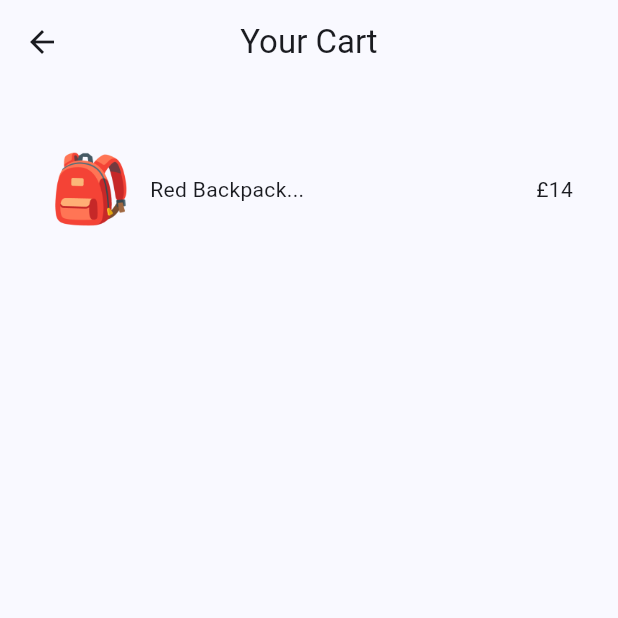
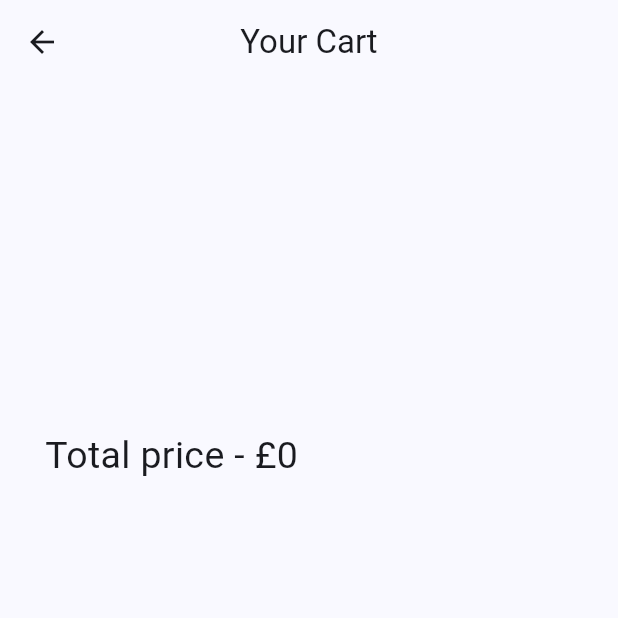
Before and after one commit to chima6985/Riverpod, a Flutter app: the screen it shows after launch, scrolled down 114 dp, after a tap on the "shopping bag" icon, on a phone screen of 412 x 824 dp, the top half of it. Run offline on Flutter 3.47's test engine with Material 3 defaults, Android fonts, the phone set to English and light mode, and no system bars; our stand-ins replace flutter_riverpod, riverpod_annotation; generated files the repository leaves out were written again.

```diff
--- a/lib/providers/cart_provider.dart
+++ b/lib/providers/cart_provider.dart
@@ -7,13 +7,7 @@ part 'cart_provider.g.dart';
 class CartNotifier extends _$CartNotifier {
   @override
   Set<Product> build() {
-    return const {
-      Product(
-          id: '4',
-          title: 'Red Backpack',
-          price: 14,
-          image: 'assets/products/backpack.png'),
-    };
+    return const {};
   }
 
   void addProduct(Product cartProduct) {
@@ -28,3 +22,16 @@ class CartNotifier extends _$CartNotifier {
     }
   }
 }
+
+@riverpod
+int cartTotal(ref) {
+  final cartProducts = ref.watch(cartNotifierProvider);
+
+  int total = 0;
+
+  for (Product product in cartProducts) {
+    total += product.price;
+  }
+
+  return total;
+}
--- a/lib/screens/cart/cart_screen.dart
+++ b/lib/screens/cart/cart_screen.dart
@@ -1,7 +1,6 @@
 import 'package:flutter/material.dart';
 import 'package:flutter_riverpod/flutter_riverpod.dart';
 import 'package:riverpod_files/providers/cart_provider.dart';
-import 'package:riverpod_files/providers/products_provider.dart';
 
 class CartScreen extends ConsumerStatefulWidget {
   const CartScreen({super.key});
@@ -16,6 +15,7 @@ class _CartScreenState extends ConsumerState<CartScreen> {
   @override
   Widget build(BuildContext context) {
     final cartProduct = ref.watch(cartNotifierProvider);
+    final total = ref.watch(cartTotalProvider);
     return Scaffold(
       appBar: AppBar(
         title: const Text('Your Cart'),
@@ -51,6 +51,14 @@ class _CartScreenState extends ConsumerState<CartScreen> {
               }).toList(),
               // output cart products here
             ),
+            const SizedBox(
+              height: 200,
+            ),
+
+            Text(
+              'Total price - £$total',
+              style: const TextStyle(fontSize: 25, fontWeight: FontWeight.w400),
+            ),
 
             // output totals here
           ],
--- a/lib/shared/cart_icon.dart
+++ b/lib/shared/cart_icon.dart
@@ -1,11 +1,14 @@
 import 'package:flutter/material.dart';
+import 'package:flutter_riverpod/flutter_riverpod.dart';
+import 'package:riverpod_files/providers/cart_provider.dart';
 import 'package:riverpod_files/screens/cart/cart_screen.dart';
 
-class CartIcon extends StatelessWidget {
+class CartIcon extends ConsumerWidget {
   const CartIcon({super.key});
 
   @override
-  Widget build(BuildContext context) {
+  Widget build(BuildContext context,WidgetRef ref) {
+    final mumberOfItemsInCart = ref.watch(cartNotifierProvider).length;
     return Stack(
       children: [
         IconButton(
@@ -27,6 +30,9 @@ class CartIcon extends StatelessWidget {
               borderRadius: BorderRadius.circular(10),
               color: Colors.blueAccent,
             ),
+            child: Text(mumberOfItemsInCart.toString(), style: const TextStyle(
+              color: Colors.white
+            ),),
           ),
         ),
       ],
```
Also changed, not shown: lib/providers/cart_provider.g.dart.
